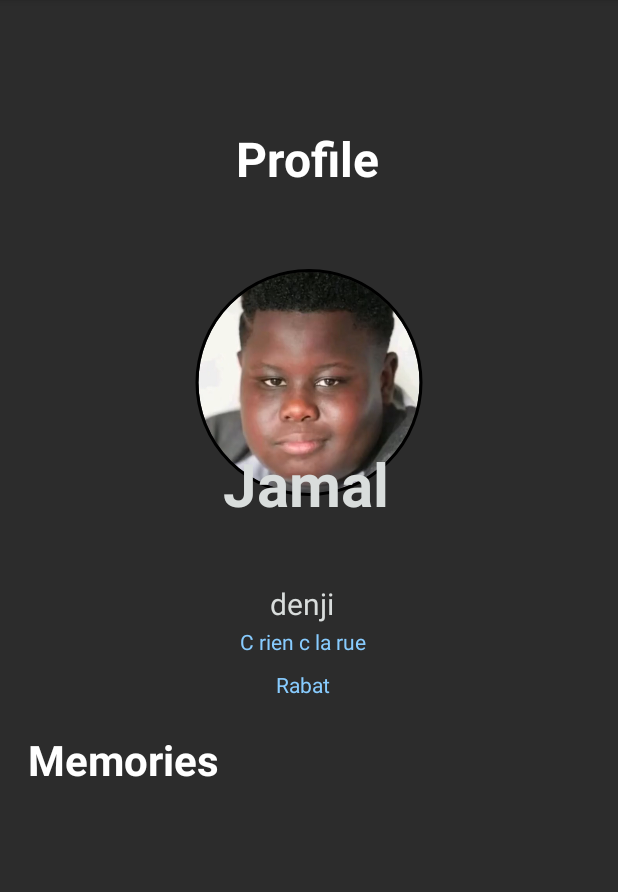
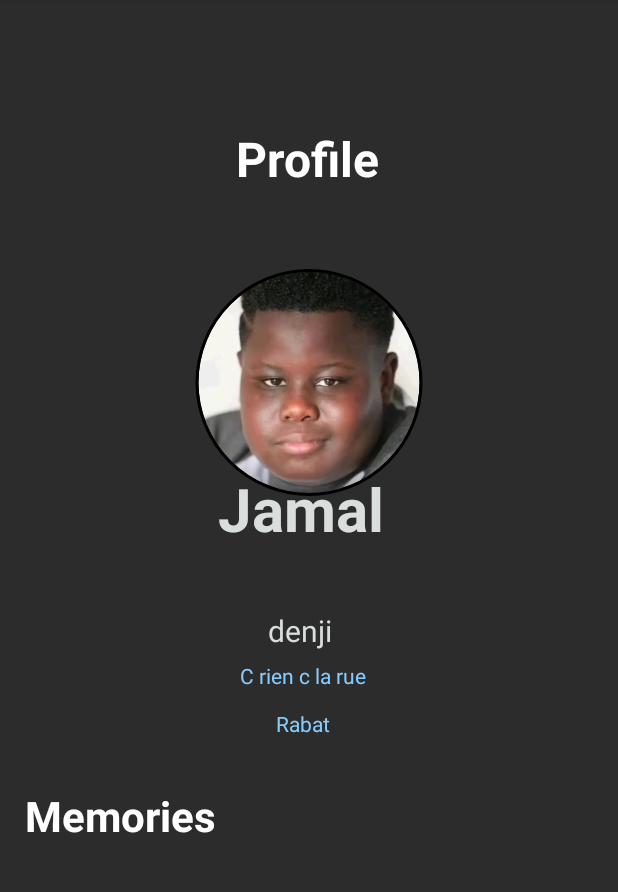
Before and after one commit to badr4y/Mobile-Project, an Android app: the ProfileActivity screen opened directly, with no data from a screen before it, on a phone screen of 412 x 824 dp, the part 84-976 px from its top. Run offline under Robolectric (Android 15) with nearby library versions, the phone set to English and light mode, and no system bars; our stand-ins replace CircleImageView.

```diff
--- a/app/src/main/res/layout/profile_activity.xml
+++ b/app/src/main/res/layout/profile_activity.xml
@@ -48,10 +48,10 @@
         android:layout_alignParentTop="true"
         android:layout_alignParentEnd="true"
         android:layout_alignParentBottom="true"
-        android:layout_marginStart="-2dp"
-        android:layout_marginTop="295dp"
-        android:layout_marginEnd="2dp"
-        android:layout_marginBottom="388dp"
+        android:layout_marginStart="-5dp"
+        android:layout_marginTop="312dp"
+        android:layout_marginEnd="5dp"
+        android:layout_marginBottom="371dp"
         android:gravity="center_horizontal|top"
         android:text="@string/jamal"
         android:textColor="#D9DDDC"
@@ -65,9 +65,9 @@
         android:layout_alignParentStart="true"
         android:layout_alignParentEnd="true"
         android:layout_alignParentBottom="true"
-        android:layout_marginStart="125dp"
-        android:layout_marginEnd="134dp"
-        android:layout_marginBottom="351dp"
+        android:layout_marginStart="124dp"
+        android:layout_marginEnd="135dp"
+        android:layout_marginBottom="333dp"
         android:gravity="center_horizontal|top"
         android:text="@string/denji"
         android:textColor="#D9DDDC"
@@ -80,7 +80,7 @@
         android:layout_alignParentEnd="true"
         android:layout_alignParentBottom="true"
         android:layout_marginEnd="134dp"
-        android:layout_marginBottom="322dp"
+        android:layout_marginBottom="299dp"
         android:gravity="center_horizontal|top"
         android:text="@string/c_rien_c_la_rue"
         android:textColor="#88CCFF" />
@@ -92,7 +92,7 @@
         android:layout_alignParentEnd="true"
         android:layout_alignParentBottom="true"
         android:layout_marginEnd="134dp"
-        android:layout_marginBottom="293dp"
+        android:layout_marginBottom="267dp"
         android:gravity="center_horizontal|top"
         android:text="@string/rabat"
         android:textColor="#88CCFF" />
@@ -103,8 +103,8 @@
         android:layout_height="47dp"
         android:layout_alignParentEnd="true"
         android:layout_alignParentBottom="true"
-        android:layout_marginEnd="260dp"
-        android:layout_marginBottom="233dp"
+        android:layout_marginEnd="262dp"
+        android:layout_marginBottom="196dp"
         android:text="@string/memories"
         android:textColor="@color/white"
         android:textSize="28sp"
```
